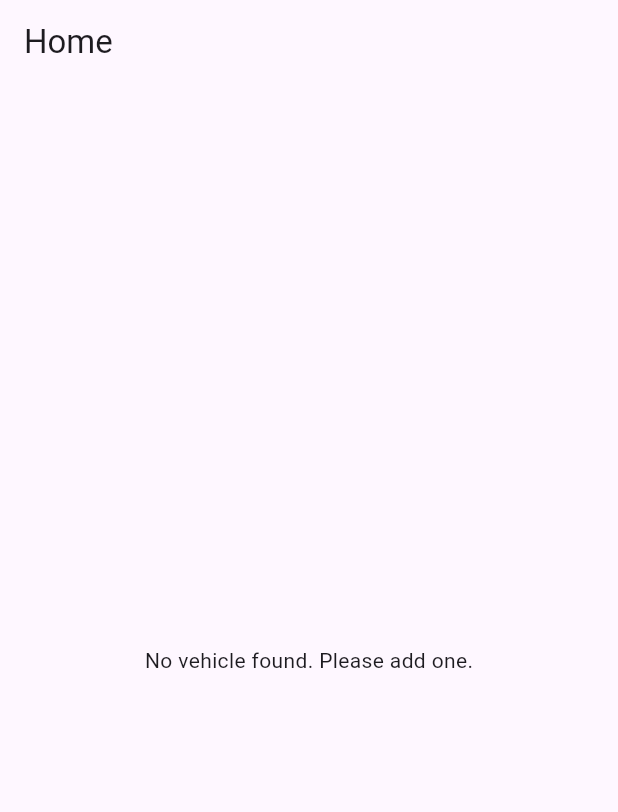
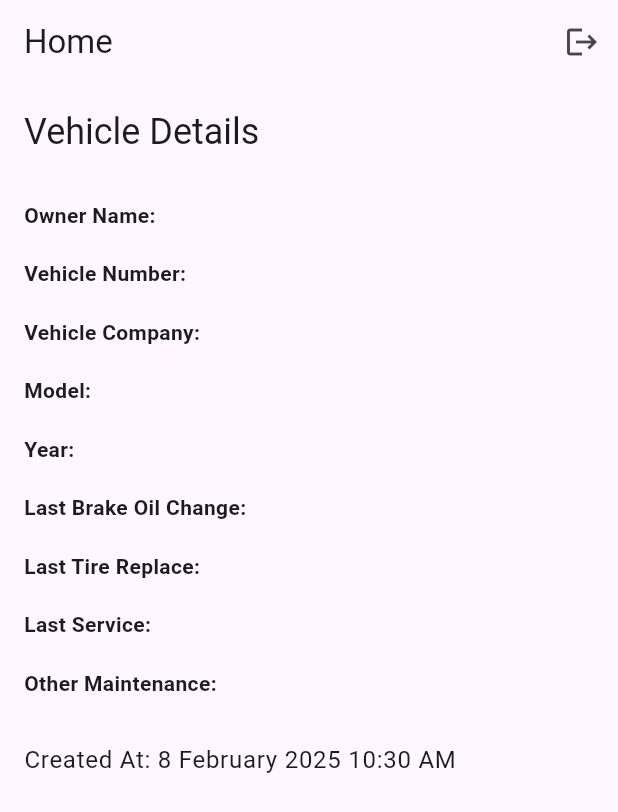
Before and after one commit to JanithRankelum/Vehicle_maintenance, a Flutter app: the HomeScreen screen opened directly, on a phone screen of 412 x 824 dp. Shown: the top 812 px of the screen. Run offline on Flutter 3.47's test engine with Material 3 defaults, Android fonts, the light colour scheme and no system bars; our stand-ins replace cloud_firestore, firebase_auth, firebase_core, google_sign_in; accounts and stored records are empty.

Commit message:
vehicle details

```diff
--- a/vehicle_maintenance_system/lib/models/vehicle_model.dart
+++ /dev/null
@@ -1,44 +0,0 @@
-class Vehicle {
-  final String id;
-  final String make;
-  final String model;
-  final int year;
-  final int mileage;
-  final int oilChangeDue;
-  final int tireRotationDue;
-
-  Vehicle({
-    required this.id,
-    required this.make,
-    required this.model,
-    required this.year,
-    required this.mileage,
-    required this.oilChangeDue,
-    required this.tireRotationDue,
-  });
-
-  // Convert from Firestore
-  factory Vehicle.fromMap(Map<String, dynamic> data, String documentId) {
-    return Vehicle(
-      id: documentId,
-      make: data['make'],
-      model: data['model'],
-      year: data['year'],
-      mileage: data['mileage'],
-      oilChangeDue: data['oilChangeDue'],
-      tireRotationDue: data['tireRotationDue'],
-    );
-  }
-
-  // Convert to Firestore
-  Map<String, dynamic> toMap() {
-    return {
-      'make': make,
-      'model': model,
-      'year': year,
-      'mileage': mileage,
-      'oilChangeDue': oilChangeDue,
-      'tireRotationDue': tireRotationDue,
-    };
-  }
-}
--- a/vehicle_maintenance_system/lib/screens/home_screen.dart
+++ b/vehicle_maintenance_system/lib/screens/home_screen.dart
@@ -1,6 +1,7 @@
 import 'package:flutter/material.dart';
-import 'package:dr_vehicle/services/vehicle_service.dart';
-import 'package:dr_vehicle/models/vehicle_model.dart';
+import 'package:cloud_firestore/cloud_firestore.dart';
+import 'package:firebase_auth/firebase_auth.dart';
+import 'package:intl/intl.dart'; // For date formatting
 
 class HomeScreen extends StatefulWidget {
   @override
@@ -8,36 +9,107 @@ class HomeScreen extends StatefulWidget {
 }
 
 class _HomeScreenState extends State<HomeScreen> {
-  final VehicleService _vehicleService = VehicleService();
-  Vehicle? _vehicle;
+  final FirebaseAuth _auth = FirebaseAuth.instance;
+  late String _userId;
 
-  @override
-  void initState() {
-    super.initState();
-    _loadVehicle();
-  }
-
-  void _loadVehicle() async {
-    final vehicle = await _vehicleService.getUserVehicle();
-    setState(() {
-      _vehicle = vehicle;
-    });
+  // Fetch vehicle data from Firestore
+  Future<DocumentSnapshot> _fetchVehicleData() async {
+    _userId = _auth.currentUser!.uid;
+    return await FirebaseFirestore.instance.collection('vehicles').doc(_userId).get();
   }
 
   @override
   Widget build(BuildContext context) {
     return Scaffold(
-      appBar: AppBar(title: Text("Home")),
-      body: _vehicle == null
-          ? Center(child: Text("No vehicle found. Please add one."))
-          : Column(
+      appBar: AppBar(
+        title: Text("Home"),
+        actions: [
+          IconButton(
+            icon: Icon(Icons.logout),
+            onPressed: () async {
+              await _auth.signOut();
+              Navigator.pushReplacementNamed(context, '/login_screen');
+            },
+          ),
+        ],
+      ),
+      body: FutureBuilder<DocumentSnapshot>(
+        future: _fetchVehicleData(),
+        builder: (context, snapshot) {
+          if (snapshot.connectionState == ConnectionState.waiting) {
+            return Center(child: CircularProgressIndicator());
+          }
+
+          if (snapshot.hasError) {
+            return Center(child: Text("Error fetching data"));
+          }
+
+          if (!snapshot.hasData || !snapshot.data!.exists) {
+            return Center(child: Text("No vehicle data found"));
+          }
+
+          var vehicleData = snapshot.data!.data() as Map<String, dynamic>;
+
+          // Format the dates
+          String formatDate(String date) {
+            try {
+              DateTime parsedDate = DateFormat('yyyy-MM-dd').parse(date);
+              return DateFormat('d MMMM yyyy').format(parsedDate); // Example: 8 February 2024
+            } catch (e) {
+              return date; // In case date is in wrong format
+            }
+          }
+
+          return Padding(
+            padding: const EdgeInsets.all(16.0),
+            child: Column(
+              crossAxisAlignment: CrossAxisAlignment.start,
               children: [
-                Text("Vehicle: ${_vehicle!.make} ${_vehicle!.model} (${_vehicle!.year})"),
-                Text("Mileage: ${_vehicle!.mileage} km"),
-                Text("Next Oil Change: ${_vehicle!.oilChangeDue} km"),
-                Text("Next Tire Rotation: ${_vehicle!.tireRotationDue} km"),
+                Text(
+                  "Vehicle Details",
+                  style: Theme.of(context).textTheme.headlineSmall,
+                ),
+                SizedBox(height: 20),
+                _buildDetailRow("Owner Name", vehicleData['owner_name']),
+                _buildDetailRow("Vehicle Number", vehicleData['vehicle_number']),
+                _buildDetailRow("Vehicle Company", vehicleData['vehicle_company']),
+                _buildDetailRow("Model", vehicleData['model']),
+                _buildDetailRow("Year", vehicleData['year']),
+                _buildDetailRow("Last Brake Oil Change", formatDate(vehicleData['last_brake_oil_change'])),
+                _buildDetailRow("Last Tire Replace", formatDate(vehicleData['last_tire_replace'])),
+                _buildDetailRow("Last Service", formatDate(vehicleData['last_service'])),
+                _buildDetailRow("Other Maintenance", vehicleData['other_maintenance']),
+                SizedBox(height: 20),
+                Text(
+                  "Created At: ${DateFormat('d MMMM yyyy h:mm a').format(vehicleData['created_at'].toDate())}",
+                  style: Theme.of(context).textTheme.bodyLarge,
+                ),
               ],
             ),
+          );
+        },
+      ),
+    );
+  }
+
+  Widget _buildDetailRow(String title, String value) {
+    return Padding(
+      padding: const EdgeInsets.symmetric(vertical: 8.0),
+      child: Row(
+        mainAxisAlignment: MainAxisAlignment.start,
+        children: [
+          Text(
+            "$title: ",
+            style: TextStyle(fontWeight: FontWeight.bold),
+          ),
+          Expanded(
+            child: Text(
+              value,
+              style: TextStyle(fontSize: 16),
+            ),
+          ),
+        ],
+      ),
     );
   }
 }
--- /dev/null
+++ b/vehicle_maintenance_system/lib/services/maintenance_service.dart
@@ -0,0 +1,16 @@
+class MaintenanceService {
+  static String checkNextService(int mileage) {
+    String service = '';
+
+    if (mileage % 5000 == 0) {
+      service += 'Oil change required\n';
+    }
+    if (mileage % 10000 == 0) {
+      service += 'Tire rotation required\n';
+    }
+    if (service.isEmpty) {
+      service = 'No immediate service required';
+    }
+    return service;
+  }
+}
--- a/vehicle_maintenance_system/pubspec.yaml
+++ b/vehicle_maintenance_system/pubspec.yaml
@@ -44,6 +44,7 @@ dependencies:
   firebase_auth: ^5.4.1
   google_sign_in: ^6.2.2
   cloud_firestore: ^5.6.2
+  intl: ^0.17.0
 
 dev_dependencies:
   flutter_test:
```
Also changed, not shown: vehicle_maintenance_system/lib/screens/register_screen.dart (+5 -2 lines), vehicle_maintenance_system/lib/screens/vehicle_details_screen.dart (deleted, +0 -64 lines), vehicle_maintenance_system/lib/screens/vehicle_form_screen.dart (added, +154 -0 lines), vehicle_maintenance_system/lib/services/firestore_service.dart (added, +30 -0 lines), vehicle_maintenance_system/lib/services/vehicle_service.dart (deleted, +0 -31 lines), vehicle_maintenance_system/lib/main.dart (line endings or trailing spaces), vehicle_maintenance_system/pubspec.lock.
